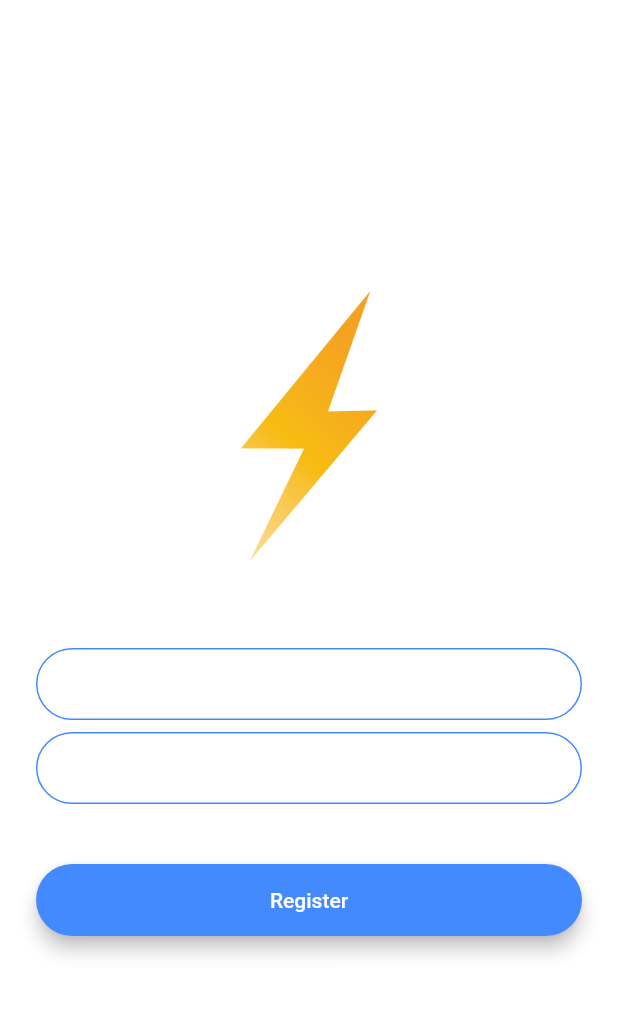
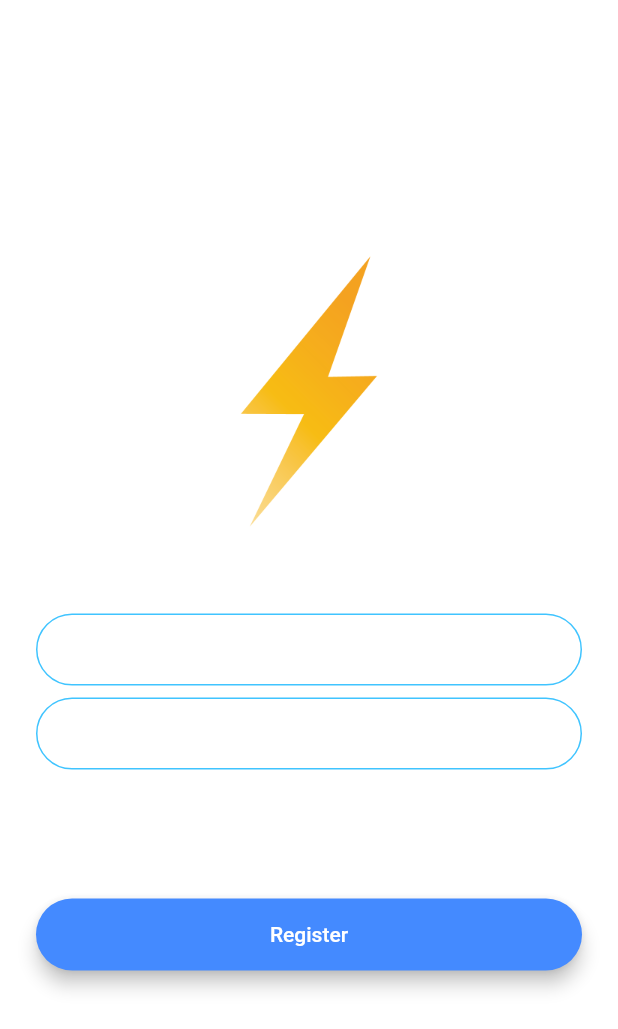
Before and after one commit to Cirorx/Udemy-Course, a Flutter app: the screen it shows after launch, after a tap on "Register", on a phone screen of 412 x 824 dp. Shown: the top 1029 px of the screen. Run offline on Flutter 3.47's test engine with Material 2 defaults, Android fonts, the phone set to English and light mode, and no system bars; our stand-ins replace animated_text_kit, firebase_auth, firebase_core; accounts and stored records are empty; network calls fail.

Commit message:
FlashChat - Register with Firebase

```diff
--- /dev/null
+++ b/flashchat/lib/components/roundedbutton.dart
@@ -0,0 +1,36 @@
+import 'package:flutter/material.dart';
+
+class RoundedButton extends StatelessWidget {
+  final Color color;
+  final String title;
+  final Function() onPressed;
+
+  const RoundedButton(
+      {super.key,
+      required this.color,
+      required this.title,
+      required this.onPressed});
+
+  @override
+  Widget build(BuildContext context) {
+    return Padding(
+      padding: const EdgeInsets.only(top: 62, bottom: 16.0),
+      child: Material(
+        elevation: 5.0,
+        color: color,
+        borderRadius: BorderRadius.circular(30.0),
+        child: MaterialButton(
+          onPressed: onPressed,
+          minWidth: 200.0,
+          height: 42.0,
+          child: Text(
+            title,
+            style: const TextStyle(
+              color: Colors.white,
+            ),
+          ),
+        ),
+      ),
+    );
+  }
+}
--- a/flashchat/lib/constants.dart
+++ b/flashchat/lib/constants.dart
@@ -17,3 +17,19 @@ const kMessageContainerDecoration = BoxDecoration(
     top: BorderSide(color: Colors.lightBlueAccent, width: 2.0),
   ),
 );
+
+const kTextFieldDecoration = InputDecoration(
+  hintText: 'Enter your email',
+  contentPadding: EdgeInsets.symmetric(vertical: 10.0, horizontal: 20.0),
+  border: OutlineInputBorder(
+    borderRadius: BorderRadius.all(Radius.circular(32.0)),
+  ),
+  enabledBorder: OutlineInputBorder(
+    borderSide: BorderSide(color: Colors.lightBlueAccent, width: 1.0),
+    borderRadius: BorderRadius.all(Radius.circular(32.0)),
+  ),
+  focusedBorder: OutlineInputBorder(
+    borderSide: BorderSide(color: Colors.lightBlueAccent, width: 2.0),
+    borderRadius: BorderRadius.all(Radius.circular(32.0)),
+  ),
+);
--- a/flashchat/lib/main.dart
+++ b/flashchat/lib/main.dart
@@ -4,7 +4,10 @@ import 'package:flashchat/screens/registration_screen.dart';
 import 'package:flashchat/screens/welcome_screen.dart';
 import 'package:flutter/material.dart';
 
-void main() => runApp(const FlashChat());
+void main() async {
+  WidgetsFlutterBinding.ensureInitialized();
+  runApp(const FlashChat());
+}
 
 class FlashChat extends StatelessWidget {
   const FlashChat({super.key});
--- a/flashchat/lib/screens/registration_screen.dart
+++ b/flashchat/lib/screens/registration_screen.dart
@@ -1,14 +1,21 @@
+import 'package:firebase_auth/firebase_auth.dart';
+import 'package:flashchat/components/roundedbutton.dart';
+import 'package:flashchat/screens/chat_screen.dart';
 import 'package:flutter/material.dart';
+
+import '../constants.dart';
 
 class RegistrationScreen extends StatefulWidget {
   const RegistrationScreen({super.key});
   static const String id = "registration_screen";
 
   @override
-  _RegistrationScreenState createState() => _RegistrationScreenState();
+  State<RegistrationScreen> createState() => _RegistrationScreenState();
 }
 
 class _RegistrationScreenState extends State<RegistrationScreen> {
+  String email = "", password = "";
+  final _auth = FirebaseAuth.instance;
   @override
   Widget build(BuildContext context) {
     return Scaffold(
@@ -30,71 +37,48 @@ class _RegistrationScreenState extends State<RegistrationScreen> {
               height: 48.0,
             ),
             TextField(
+              keyboardType: TextInputType.emailAddress,
+              textAlign: TextAlign.center,
               onChanged: (value) {
                 //Do something with the user input.
+                email = value;
               },
-              decoration: const InputDecoration(
-                hintText: 'Enter your email',
-                contentPadding:
-                    EdgeInsets.symmetric(vertical: 10.0, horizontal: 20.0),
-                border: OutlineInputBorder(
-                  borderRadius: BorderRadius.all(Radius.circular(32.0)),
-                ),
-                enabledBorder: OutlineInputBorder(
-                  borderSide: BorderSide(color: Colors.blueAccent, width: 1.0),
-                  borderRadius: BorderRadius.all(Radius.circular(32.0)),
-                ),
-                focusedBorder: OutlineInputBorder(
-                  borderSide: BorderSide(color: Colors.blueAccent, width: 2.0),
-                  borderRadius: BorderRadius.all(Radius.circular(32.0)),
-                ),
-              ),
+              decoration:
+                  kTextFieldDecoration.copyWith(hintText: "Enter your email"),
             ),
             const SizedBox(
               height: 8.0,
             ),
             TextField(
+              keyboardType: TextInputType.visiblePassword,
+              textAlign: TextAlign.center,
               onChanged: (value) {
                 //Do something with the user input.
+                password = value;
               },
-              decoration: const InputDecoration(
+              decoration: kTextFieldDecoration.copyWith(
                 hintText: 'Enter your password',
-                contentPadding:
-                    EdgeInsets.symmetric(vertical: 10.0, horizontal: 20.0),
-                border: OutlineInputBorder(
-                  borderRadius: BorderRadius.all(Radius.circular(32.0)),
-                ),
-                enabledBorder: OutlineInputBorder(
-                  borderSide: BorderSide(color: Colors.blueAccent, width: 1.0),
-                  borderRadius: BorderRadius.all(Radius.circular(32.0)),
-                ),
-                focusedBorder: OutlineInputBorder(
-                  borderSide: BorderSide(color: Colors.blueAccent, width: 2.0),
-                  borderRadius: BorderRadius.all(Radius.circular(32.0)),
-                ),
               ),
             ),
             const SizedBox(
               height: 24.0,
             ),
-            Padding(
-              padding: const EdgeInsets.symmetric(vertical: 16.0),
-              child: Material(
-                color: Colors.blueAccent,
-                borderRadius: const BorderRadius.all(Radius.circular(30.0)),
-                elevation: 5.0,
-                child: MaterialButton(
-                  onPressed: () {
-                    //Implement registration functionality.
-                  },
-                  minWidth: 200.0,
-                  height: 42.0,
-                  child: const Text(
-                    'Register',
-                    style: TextStyle(color: Colors.white),
-                  ),
-                ),
-              ),
+            RoundedButton(
+              title: "Register",
+              color: Colors.blueAccent,
+              onPressed: () async {
+                final newUser;
+                try {
+                  //Implement registration functionality.
+                  newUser = await _auth.createUserWithEmailAndPassword(
+                    email: email,
+                    password: password,
+                  );
+                } catch (e) {
+                  print(e.toString());
+                }
+                Navigator.pushNamed(context, ChatScreen.id);
+              },
             ),
           ],
         ),
--- a/flashchat/lib/screens/welcome_screen.dart
+++ b/flashchat/lib/screens/welcome_screen.dart
@@ -1,21 +1,29 @@
+import 'package:animated_text_kit/animated_text_kit.dart';
+import 'package:firebase_core/firebase_core.dart';
+
 import 'package:flashchat/screens/login_screen.dart';
 import 'package:flashchat/screens/registration_screen.dart';
 import 'package:flutter/material.dart';
+
+import '../components/roundedbutton.dart';
+import '../firebase_options.dart';
 
 class WelcomeScreen extends StatefulWidget {
   const WelcomeScreen({super.key});
   static const String id = "welcome_screen";
   @override
-  _WelcomeScreenState createState() => _WelcomeScreenState();
+  State<WelcomeScreen> createState() => _WelcomeScreenState();
 }
 
 class _WelcomeScreenState extends State<WelcomeScreen>
     with SingleTickerProviderStateMixin {
   late AnimationController controller;
   late Animation animation;
+
   @override
   void initState() {
     super.initState();
+
     controller = AnimationController(
       duration: const Duration(seconds: 1),
       vsync: this,
@@ -34,7 +42,14 @@ class _WelcomeScreenState extends State<WelcomeScreen>
   Widget build(BuildContext context) {
     return Scaffold(
       backgroundColor: animation.value,
-      body: Padding(
+      body: FutureBuilder(
+        future: Firebase.initializeApp(
+          options: DefaultFirebaseOptions.currentPlatform,
+        ),
+        builder: (context, snapshot) {
+          switch (snapshot.connectionState) {
+            case ConnectionState.done:
+              return Padding(
                 padding: const EdgeInsets.all(24.0),
                 child: Column(
                   mainAxisAlignment: MainAxisAlignment.center,
@@ -49,42 +64,40 @@ class _WelcomeScreenState extends State<WelcomeScreen>
                             child: Image.asset('images/logo.png'),
                           ),
                         ),
-                const Text(
+                        AnimatedTextKit(
+                          animatedTexts: [
+                            TypewriterAnimatedText(
                               'Flash Chat',
-                  style: TextStyle(
+                              textStyle: const TextStyle(
                                 fontSize: 45.0,
                                 fontWeight: FontWeight.w900,
                               ),
                             ),
                           ],
                         ),
-            Padding(
-              padding: const EdgeInsets.only(top: 62, bottom: 16.0),
-              child: Material(
-                elevation: 5.0,
+                      ],
+                    ),
+                    RoundedButton(
+                      title: 'Log in',
                       color: Colors.lightBlueAccent,
-                borderRadius: BorderRadius.circular(30.0),
-                child: MaterialButton(
                       onPressed: () {
-                    //Go to login screen.
                         Navigator.pushNamed(context, LoginScreen.id);
                       },
-                  minWidth: 200.0,
-                  height: 42.0,
-                  child: const Text(
-                    'Log In',
                     ),
-                ),
-              ),
-            ),
-            ElevatedButton(
+                    RoundedButton(
+                      title: 'Register',
+                      color: Colors.lightBlueAccent,
                       onPressed: () {
                         Navigator.pushNamed(context, RegistrationScreen.id);
                       },
-              child: const Text('Register'),
                     ),
                   ],
                 ),
+              );
+            default:
+              return const Text("Loading...");
+          }
+        },
       ),
     );
   }
--- a/flashchat/pubspec.yaml
+++ b/flashchat/pubspec.yaml
@@ -35,6 +35,11 @@ dependencies:
   # The following adds the Cupertino Icons font to your application.
   # Use with the CupertinoIcons class for iOS style icons.
   cupertino_icons: ^1.0.2
+  animated_text_kit: ^4.2.2
+  firebase_core: ^2.13.0
+  firebase_auth: ^4.6.1
+  cloud_firestore: ^4.7.1
+
 
 dev_dependencies:
   flutter_test:
```
Also changed, not shown: flashchat/lib/screens/chat_screen.dart (+13 -1 lines), flashchat/lib/screens/login_screen.dart (+18 -54 lines), flashchat/lib/firebase_options.dart (added), flashchat/package-lock.json (added), 8 other files. Lines whose indentation alone changed are shown as unchanged.
